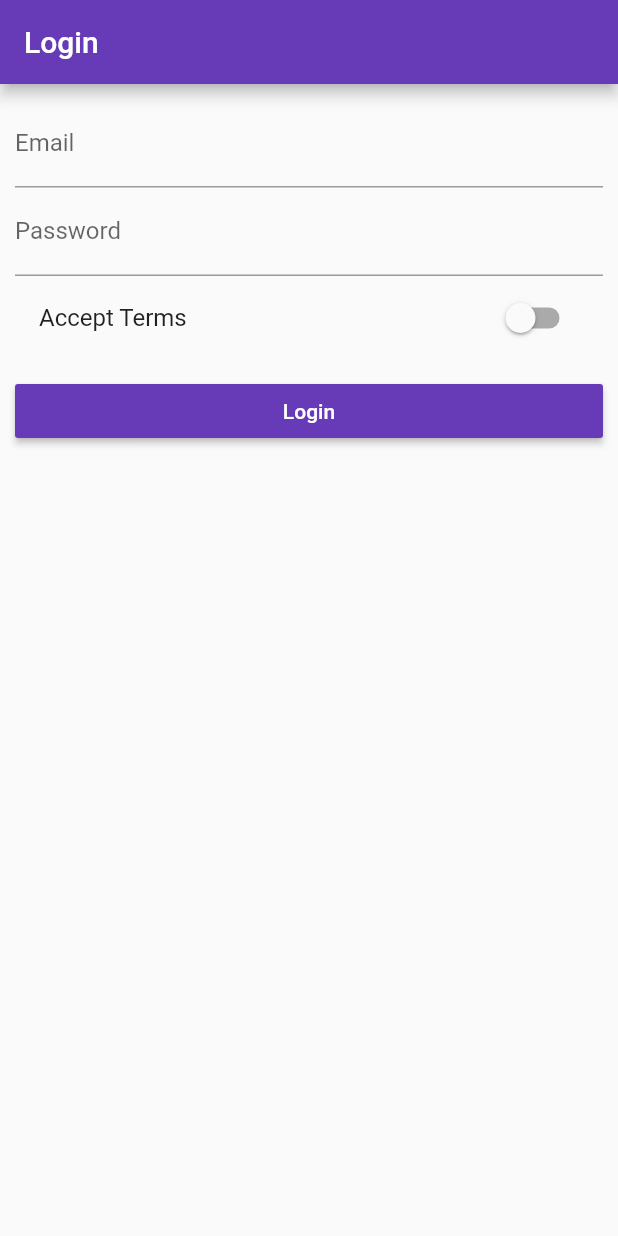
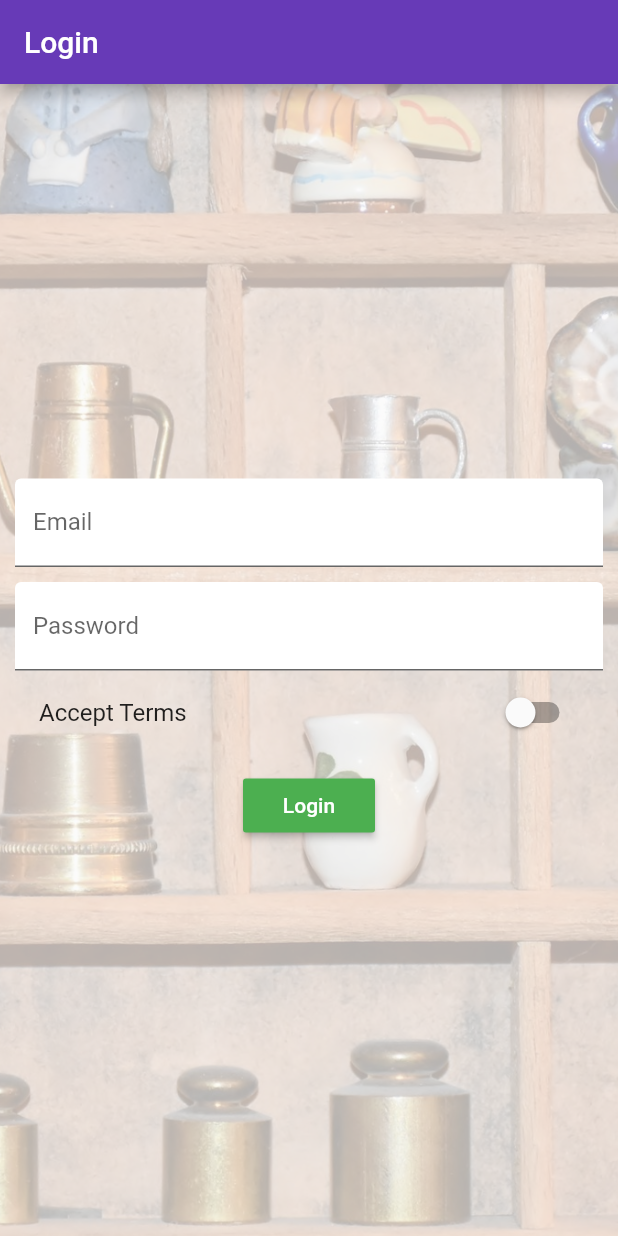
Before and after one commit to atulvidyarthi29/Products-Manager, a Flutter app: the screen it shows after launch, on a phone screen of 412 x 824 dp. Run offline on Flutter 3.47's test engine with Material 2 defaults, Android fonts, the phone set to English and light mode, and no system bars.

```diff
--- a/flutter_course/lib/main.dart
+++ b/flutter_course/lib/main.dart
@@ -1,10 +1,16 @@
 import 'package:flutter/material.dart';
+// import 'package:flutter/rendering.dart';
 import 'package:flutter_course/pages/auth.dart';
 import 'package:flutter_course/pages/home.dart';
 import 'package:flutter_course/pages/product_admin.dart';
 import 'package:flutter_course/pages/product_page.dart';
 
-void main() => runApp(MyApp());
+void main() {
+  // debugPaintSizeEnabled = true;
+  // debugPaintBaselinesEnabled = true;
+  // debugPaintPointersEnabled = true;
+  runApp(MyApp());
+}
 
 class MyApp extends StatefulWidget {
   @override
@@ -31,7 +37,10 @@ class _MyAppState extends State<MyApp> {
   Widget build(BuildContext context) {
     return MaterialApp(
       theme: ThemeData(
-          primarySwatch: Colors.deepPurple, accentColor: Colors.green),
+          brightness: Brightness.light,
+          primarySwatch: Colors.deepPurple,
+          accentColor: Colors.green,
+          buttonColor: Colors.green),
       routes: {
         '/': (BuildContext context) => AuthPage(),
         '/products': (BuildContext context) => HomePage(_products),
@@ -47,7 +56,9 @@ class _MyAppState extends State<MyApp> {
           final int index = int.parse(path[2]);
           return MaterialPageRoute<bool>(
               builder: (BuildContext context) => ProductPage(
-                  _products[index]['title'], _products[index]['image']));
+                  _products[index]['title'],
+                  _products[index]['image'],
+                  _products[index]['price']));
         }
         return null;
       },
--- a/flutter_course/lib/pages/auth.dart
+++ b/flutter_course/lib/pages/auth.dart
@@ -12,35 +12,49 @@ class _AuthPage extends State<AuthPage> {
   String password;
   bool _acceptTerms = false;
 
-  @override
-  Widget build(BuildContext context) {
-    return Scaffold(
-      appBar: AppBar(
-        title: Text('Login'),
+  DecorationImage _buildBackgroundImage() {
+    return DecorationImage(
+      fit: BoxFit.cover,
+      colorFilter:
+          ColorFilter.mode(Colors.black.withOpacity(0.3), BlendMode.dstATop),
+      image: AssetImage('assets/background.jpg'),
+    );
+  }
+
+  Widget _buildEmailTextField() {
+    return TextField(
+      decoration: InputDecoration(
+        labelText: "Email",
+        filled: true,
+        fillColor: Colors.white,
       ),
-      body: Container(
-        margin: EdgeInsets.all(10.0),
-        child: ListView(
-          children: <Widget>[
-            TextField(
-              decoration: InputDecoration(labelText: "Email"),
       keyboardType: TextInputType.emailAddress,
       onChanged: (String value) {
         setState(() {
           email = value;
         });
       },
+    );
+  }
+
+  _buildPasswordTextField() {
+    return TextField(
+      decoration: InputDecoration(
+        labelText: "Password",
+        filled: true,
+        fillColor: Colors.white,
       ),
-            TextField(
-              decoration: InputDecoration(labelText: "Password"),
       obscureText: true,
       onChanged: (String value) {
         setState(() {
           password = value;
         });
       },
-            ),
-            SwitchListTile(
+    );
+  }
+
+  Widget _buildSwitch() {
+    return SwitchListTile(
       value: _acceptTerms,
       title: Text("Accept Terms"),
       onChanged: (bool value) {
@@ -48,11 +62,37 @@ class _AuthPage extends State<AuthPage> {
           _acceptTerms = value;
         });
       },
+    );
+  }
+
+  @override
+  Widget build(BuildContext context) {
+    double targetWidth = MediaQuery.of(context).size.width;
+    if (targetWidth > 568.0) targetWidth = 0.8 * targetWidth;
+    return Scaffold(
+      appBar: AppBar(
+        title: Text('Login'),
       ),
+      body: Container(
+        decoration: BoxDecoration(
+          image: _buildBackgroundImage(),
+        ),
+        padding: EdgeInsets.all(10.0),
+        child: Center(
+          child: SingleChildScrollView(
+            child: Container(
+              width: targetWidth,
+              child: Column(
+                children: <Widget>[
+                  _buildEmailTextField(),
+                  SizedBox(
+                    height: 10.0,
+                  ),
+                  _buildPasswordTextField(),
+                  _buildSwitch(),
                   SizedBox(height: 10.0),
                   RaisedButton(
                     child: Text("Login"),
-              color: Theme.of(context).primaryColor,
                     textColor: Colors.white,
                     onPressed: () {
                       Navigator.pushReplacementNamed(context, '/products');
@@ -61,6 +101,9 @@ class _AuthPage extends State<AuthPage> {
                 ],
               ),
             ),
+          ),
+        ),
+      ),
     );
   }
 }
--- a/flutter_course/pubspec.yaml
+++ b/flutter_course/pubspec.yaml
@@ -43,6 +43,7 @@ flutter:
   # To add assets to your application, add an assets section, like this:
   assets:
    - assets/food.jpg
+   - assets/background.jpg
   #  - images/a_dot_ham.jpeg
 
   # An image asset can refer to one or more resolution-specific "variants", see
```
Also changed, not shown: flutter_course/lib/pages/create_product.dart (+78 -41 lines), flutter_course/lib/pages/home.dart (+18 -7 lines), flutter_course/lib/pages/product_admin.dart (+12 -7 lines), flutter_course/lib/pages/product_page.dart (+31 -2 lines), flutter_course/lib/product_manager.dart (deleted, +0 -15 lines), flutter_course/lib/products.dart (deleted, +0 -54 lines), flutter_course/lib/widgets/products/address_tag.dart (added, +19 -0 lines), flutter_course/lib/widgets/products/price_tag.dart (added, +23 -0 lines), flutter_course/lib/widgets/products/product_card.dart (added, +60 -0 lines), flutter_course/lib/widgets/products/products.dart (added, +25 -0 lines), flutter_course/lib/widgets/ui_elements/title_default.dart (added, +16 -0 lines), flutter_course/assets/background.jpg (added). Lines whose indentation alone changed are shown as unchanged.
